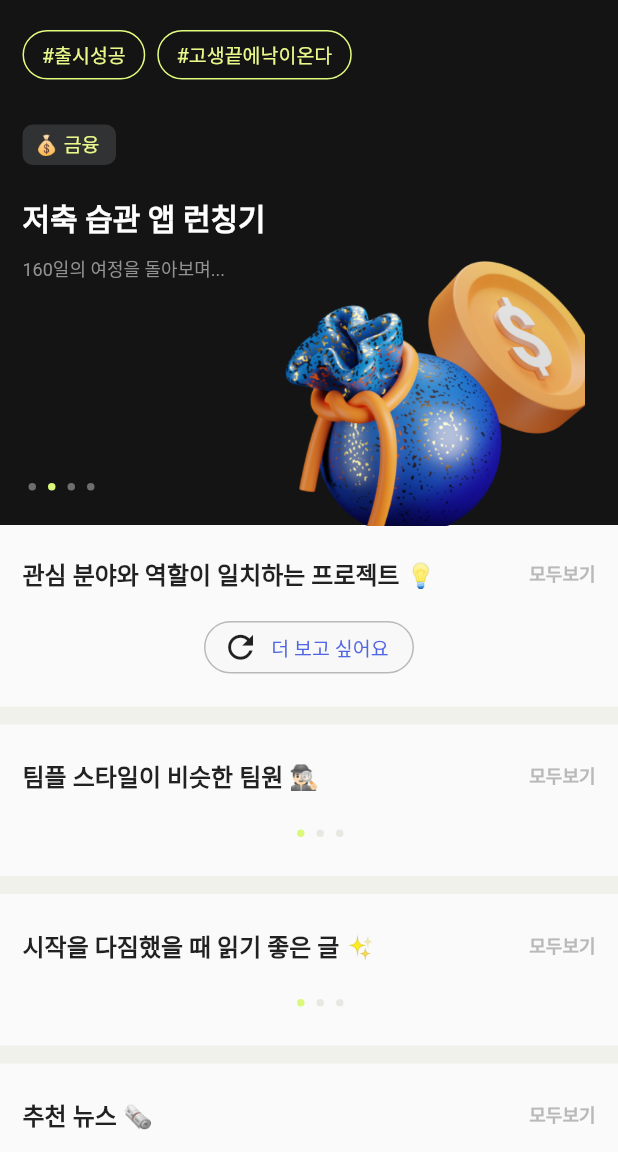
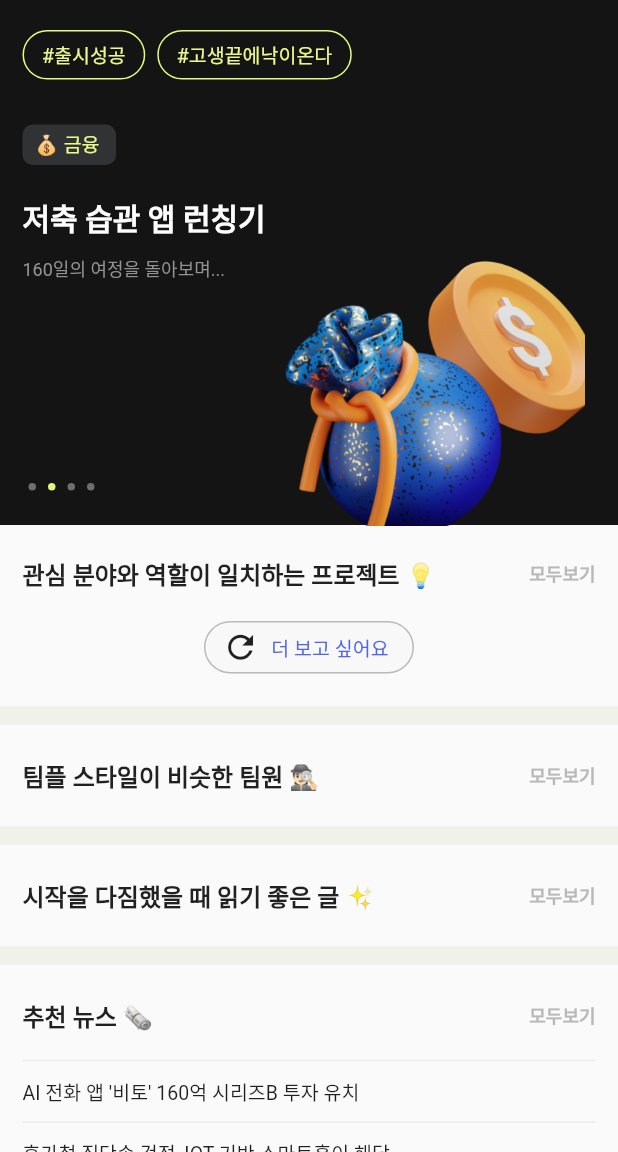
Before and after one commit to zixxin/grit_mimesis, a Flutter app: the screen it shows after launch, on a phone screen of 412 x 824 dp, the part 84-1236 px from its top. Run offline on Flutter 3.47's test engine with Material 2 defaults, Android fonts, the phone set to English and light mode, and no system bars; drawn by our look-alikes of dots_indicator.

Commit message:
디테일 수정

```diff
--- a/lib/home.dart
+++ b/lib/home.dart
@@ -325,23 +325,6 @@ Widget ProjectSection(BuildContext context) {
         ],
       ),
       Container(
-        alignment: Alignment.center,
-        padding: const EdgeInsets.only(top: 20, left: 15),
-        child: DotsIndicator(
-          dotsCount: 3,
-          position: 0,
-          decorator: DotsDecorator(
-            spacing: const EdgeInsets.all(4.0),
-            color: const Color(0xFFE8E8E3),
-            size: const Size.square(5.0),
-            activeSize: const Size.square(5.0),
-            activeColor: const Color(0xFFDBF87A),
-            activeShape: RoundedRectangleBorder(
-                borderRadius: BorderRadius.circular(5.0)),
-          ),
-        ),
-      ),
-      Container(
         margin: const EdgeInsets.only(top: 20),
         child: const Divider(
           thickness: 12.0,
@@ -369,23 +352,6 @@ Widget ProjectSection(BuildContext context) {
             ),
           ),
         ],
-      ),
-      Container(
-        alignment: Alignment.center,
-        padding: const EdgeInsets.only(top: 20, left: 15),
-        child: DotsIndicator(
-          dotsCount: 3,
-          position: 0,
-          decorator: DotsDecorator(
-            spacing: const EdgeInsets.all(4.0),
-            color: const Color(0xFFE8E8E3),
-            size: const Size.square(5.0),
-            activeSize: const Size.square(5.0),
-            activeColor: const Color(0xFFDBF87A),
-            activeShape: RoundedRectangleBorder(
-                borderRadius: BorderRadius.circular(5.0)),
-          ),
-        ),
       ),
       Container(
         margin: const EdgeInsets.only(top: 20),
```
